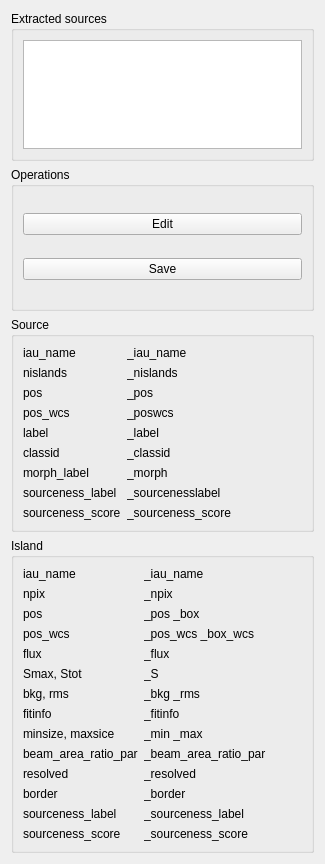
The window that Code/ui/sourcewidget.ui (VisIVOLab/ViaLacteaVisualAnalytics) describes before a commit, drawn with Qt 5.
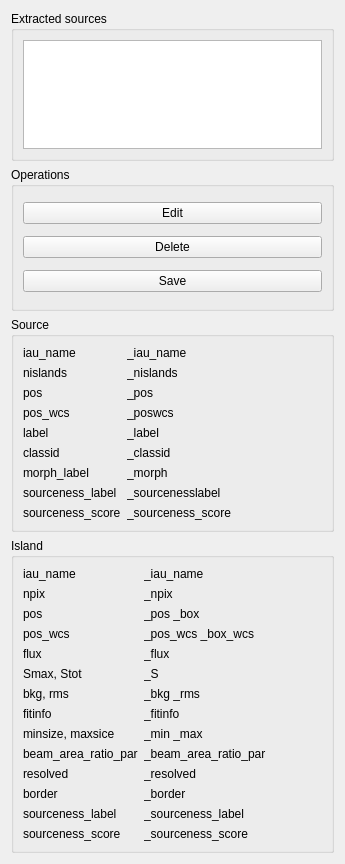
The same window after the commit.

Commit message: Json catalogue: can delete extracted source

```diff
--- a/Code/ui/sourcewidget.ui
+++ b/Code/ui/sourcewidget.ui
@@ -6,7 +6,7 @@
    <rect>
     <x>0</x>
     <y>0</y>
-    <width>325</width>
+    <width>345</width>
     <height>864</height>
    </rect>
   </property>
@@ -48,6 +48,13 @@
         </property>
        </widget>
       </item>
+      <item>
+       <widget class="QPushButton" name="btnDelete">
+        <property name="text">
+         <string>Delete</string>
+        </property>
+       </widget>
+      </item>
       <item>
        <widget class="QPushButton" name="btnSave">
         <property name="text">
```
The commit also changes 5 other files.
